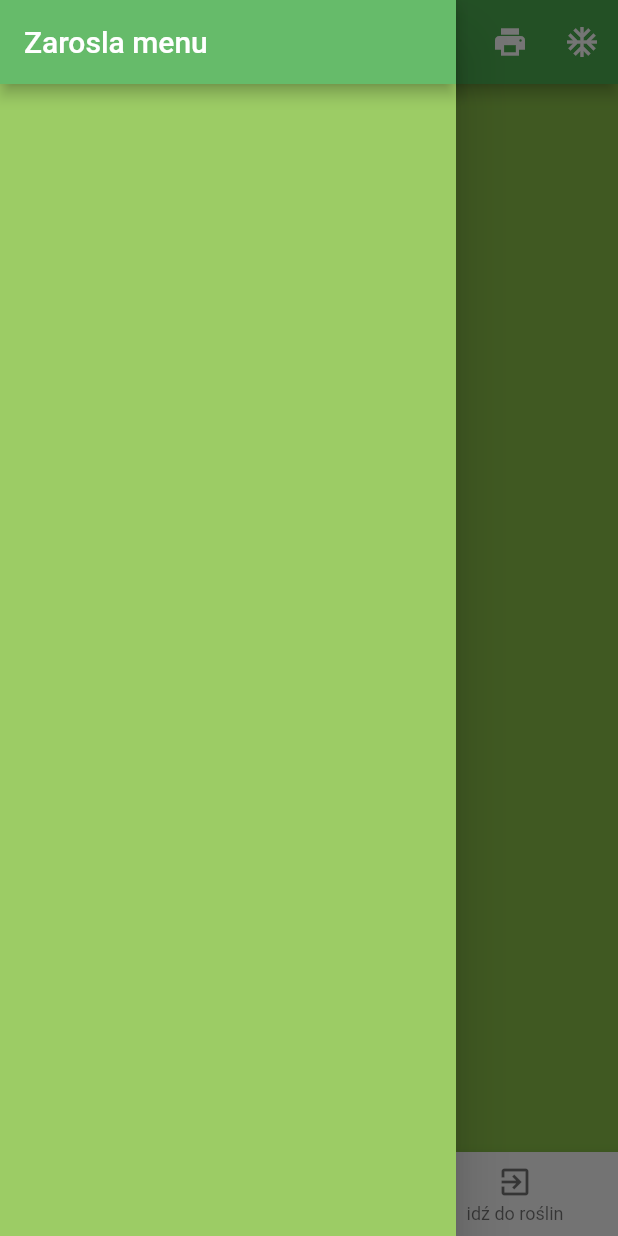
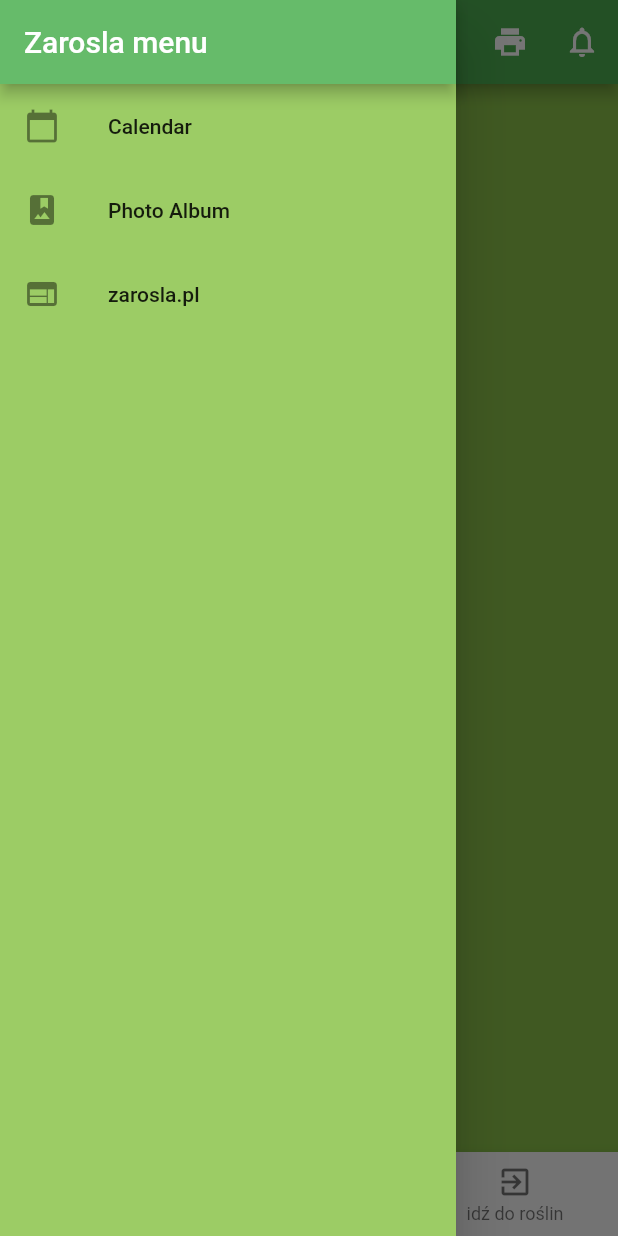
Before and after one commit to paluszkirulez/Course_app, a Flutter app: the screen it shows after launch, with the side drawer open, on a phone screen of 412 x 824 dp. Run offline on Flutter 3.47's test engine with Material 2 defaults, Android fonts, the phone set to English and light mode, and no system bars.

Commit message:
side bar, elements of list and title added

```diff
--- a/lib/ui/Home.dart
+++ b/lib/ui/Home.dart
@@ -6,13 +6,13 @@ class Home extends StatelessWidget{
     return new Scaffold(
       appBar: new AppBar(
         backgroundColor: Colors.green,
-        title: new Text("MyApp"),
+        title: new Text("ZaroSla - water my plants",softWrap: true, maxLines: 2, textDirection: TextDirection.rtl,),
         actions: <Widget>[
           new IconButton(
               icon: new Icon(Icons.print),
               onPressed: () => debugPrint("Icone tapped")),
           new IconButton(
-              icon: new Icon(Icons.ac_unit),
+              icon: new Icon(Icons.notifications_none),
               onPressed: () => debugPrint("Second tap"))
 
         ],
@@ -27,7 +27,23 @@ class Home extends StatelessWidget{
           ),
           backgroundColor: Colors.lightGreen.shade400,
           //body: new Text("my text", textDirection: TextDirection.ltr,),
-        )
+          body: new ListView(
+            children: <Widget>[
+              new ListTile(
+                leading: new Icon(Icons.calendar_today),
+                title: new Text('Calendar'),
+              ),
+              new ListTile(
+                leading: new Icon(Icons.photo_album),
+                title: new Text('Photo Album'),
+              ),
+              new ListTile(
+                leading: new Icon(Icons.web),
+                title: new Text('zarosla.pl'),
+              ),
+            ],
+          ),
+        ),
 
       ),
       bottomNavigationBar: new BottomNavigationBar(items: [
```
